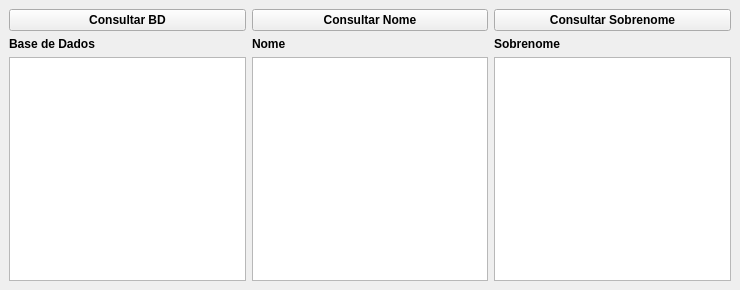
This is mainwindow.ui in romaarfe/fct_qt_table_list as Qt 5 draws it before an edit. The edited form follows.
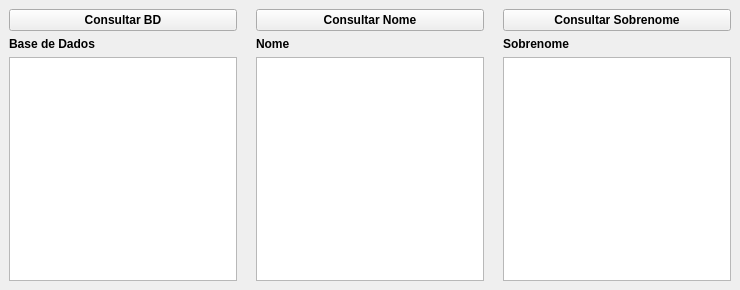
This is the edited form.

What changed in the file:
```diff
--- a/mainwindow.ui
+++ b/mainwindow.ui
@@ -18,18 +18,27 @@
   </property>
   <widget class="QWidget" name="centralwidget">
    <layout class="QGridLayout" name="gridLayout">
-    <item row="2" column="1">
-     <widget class="QListView" name="lstNome"/>
+    <item row="0" column="4">
+     <widget class="QPushButton" name="btnConsultarSobrenome">
+      <property name="font">
+       <font>
+        <bold>true</bold>
+       </font>
+      </property>
+      <property name="text">
+       <string>Consultar Sobrenome</string>
+      </property>
+     </widget>
     </item>
-    <item row="1" column="1">
-     <widget class="QLabel" name="lblNome">
+    <item row="1" column="4">
+     <widget class="QLabel" name="lblSobrenome">
       <property name="font">
        <font>
         <bold>true</bold>
        </font>
       </property>
       <property name="text">
-       <string>Nome</string>
+       <string>Sobrenome</string>
       </property>
      </widget>
     </item>
@@ -45,24 +54,9 @@
       </property>
      </widget>
     </item>
-    <item row="2" column="0">
-     <widget class="QTableView" name="tbvTabela"/>
-    </item>
-    <item row="2" column="2">
+    <item row="2" column="4">
      <widget class="QListView" name="lstSobrenome"/>
     </item>
-    <item row="1" column="2">
-     <widget class="QLabel" name="lblSobrenome">
-      <property name="font">
-       <font>
-        <bold>true</bold>
-       </font>
-      </property>
-      <property name="text">
-       <string>Sobrenome</string>
-      </property>
-     </widget>
-    </item>
     <item row="0" column="0">
      <widget class="QPushButton" name="btnConsultarBD">
       <property name="font">
@@ -75,7 +69,38 @@
       </property>
      </widget>
     </item>
-    <item row="0" column="1">
+    <item row="2" column="0">
+     <widget class="QTableView" name="tbvTabela"/>
+    </item>
+    <item row="2" column="1">
+     <spacer name="horizontalSpacer">
+      <property name="orientation">
+       <enum>Qt::Horizontal</enum>
+      </property>
+      <property name="sizeHint" stdset="0">
+       <size>
+        <width>40</width>
+        <height>20</height>
+       </size>
+      </property>
+     </spacer>
+    </item>
+    <item row="1" column="2">
+     <widget class="QLabel" name="lblNome">
+      <property name="font">
+       <font>
+        <bold>true</bold>
+       </font>
+      </property>
+      <property name="text">
+       <string>Nome</string>
+      </property>
+     </widget>
+    </item>
+    <item row="2" column="2">
+     <widget class="QListView" name="lstNome"/>
+    </item>
+    <item row="0" column="2">
      <widget class="QPushButton" name="btnConsultarNome">
       <property name="font">
        <font>
@@ -87,17 +112,18 @@
       </property>
      </widget>
     </item>
-    <item row="0" column="2">
-     <widget class="QPushButton" name="btnConsultarSobrenome">
-      <property name="font">
-       <font>
-        <bold>true</bold>
-       </font>
+    <item row="2" column="3">
+     <spacer name="horizontalSpacer_2">
+      <property name="orientation">
+       <enum>Qt::Horizontal</enum>
       </property>
-      <property name="text">
-       <string>Consultar Sobrenome</string>
+      <property name="sizeHint" stdset="0">
+       <size>
+        <width>40</width>
+        <height>20</height>
+       </size>
       </property>
-     </widget>
+     </spacer>
     </item>
    </layout>
   </widget>
```
